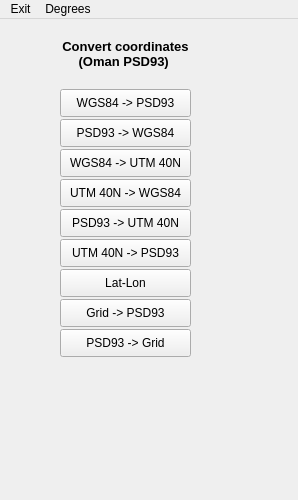
Old version of the form convert_main.ui in the repository bvermeulen/Seistools.
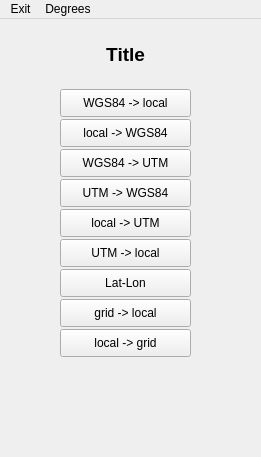
New version of the form.

Patch:
```diff
--- a/convert_main.ui
+++ b/convert_main.ui
@@ -6,8 +6,8 @@
    <rect>
     <x>0</x>
     <y>0</y>
-    <width>298</width>
-    <height>500</height>
+    <width>261</width>
+    <height>457</height>
    </rect>
   </property>
   <property name="windowTitle">
@@ -27,7 +27,7 @@
      </rect>
     </property>
     <property name="text">
-     <string>WGS84 -&gt; UTM 40N</string>
+     <string>WGS84 -&gt; UTM</string>
     </property>
    </widget>
    <widget class="QPushButton" name="pb2_psd93_wgs84">
@@ -40,7 +40,7 @@
      </rect>
     </property>
     <property name="text">
-     <string>PSD93 -&gt; WGS84</string>
+     <string>local -&gt; WGS84</string>
     </property>
    </widget>
    <widget class="QPushButton" name="pb5_psd93_utm40">
@@ -53,7 +53,7 @@
      </rect>
     </property>
     <property name="text">
-     <string>PSD93 -&gt; UTM 40N</string>
+     <string>local -&gt; UTM</string>
     </property>
    </widget>
    <widget class="QPushButton" name="pb4_utm40_wgs84">
@@ -66,7 +66,7 @@
      </rect>
     </property>
     <property name="text">
-     <string>UTM 40N -&gt; WGS84</string>
+     <string>UTM -&gt; WGS84</string>
     </property>
    </widget>
    <widget class="QPushButton" name="pb8_grid_psd93">
@@ -79,7 +79,7 @@
      </rect>
     </property>
     <property name="text">
-     <string>Grid -&gt; PSD93</string>
+     <string>grid -&gt; local</string>
     </property>
    </widget>
    <widget class="QPushButton" name="pb6_utm40_psd93">
@@ -92,7 +92,7 @@
      </rect>
     </property>
     <property name="text">
-     <string>UTM 40N -&gt; PSD93</string>
+     <string>UTM -&gt; local</string>
     </property>
    </widget>
    <widget class="QPushButton" name="pb9_psd93_grid">
@@ -105,7 +105,7 @@
      </rect>
     </property>
     <property name="text">
-     <string>PSD93 -&gt; Grid</string>
+     <string>local -&gt; grid</string>
     </property>
    </widget>
    <widget class="QPushButton" name="pb1_wgs84_psd93">
@@ -118,7 +118,7 @@
      </rect>
     </property>
     <property name="text">
-     <string>WGS84 -&gt; PSD93</string>
+     <string>WGS84 -&gt; local</string>
     </property>
     <property name="default">
      <bool>false</bool>
@@ -155,7 +155,6 @@
     <property name="font">
      <font>
       <pointsize>10</pointsize>
-      <weight>75</weight>
       <bold>true</bold>
       <kerning>false</kerning>
      </font>
@@ -167,11 +166,10 @@
      <number>1</number>
     </property>
     <property name="text">
-     <string>&lt;html&gt;&lt;head/&gt;&lt;body&gt;&lt;p align=&quot;center&quot;&gt;&lt;span style=&quot; font-size:10pt;&quot;&gt;Convert coordinates&lt;br&gt;(Oman PSD93)&lt;/span&gt;&lt;/body&gt;&lt;/head&gt;&lt;/html&gt;
-</string>
+     <string>&lt;html&gt;&lt;head/&gt;&lt;body&gt;&lt;p align=&quot;center&quot;&gt;&lt;span style=&quot; font-size:14pt;&quot;&gt;Title&lt;/span&gt;&lt;/p&gt;&lt;/body&gt;&lt;/html&gt;</string>
     </property>
-    <property name="textFormat">
-     <enum>Qt::AutoText</enum>
+    <property name="wordWrap">
+     <bool>true</bool>
     </property>
    </widget>
   </widget>
@@ -180,8 +178,8 @@
     <rect>
      <x>0</x>
      <y>0</y>
-     <width>298</width>
-     <height>26</height>
+     <width>261</width>
+     <height>22</height>
     </rect>
    </property>
    <widget class="QMenu" name="menuExit">
```
Left out of the diff: 34 changed lines with no effect on the pictures.
